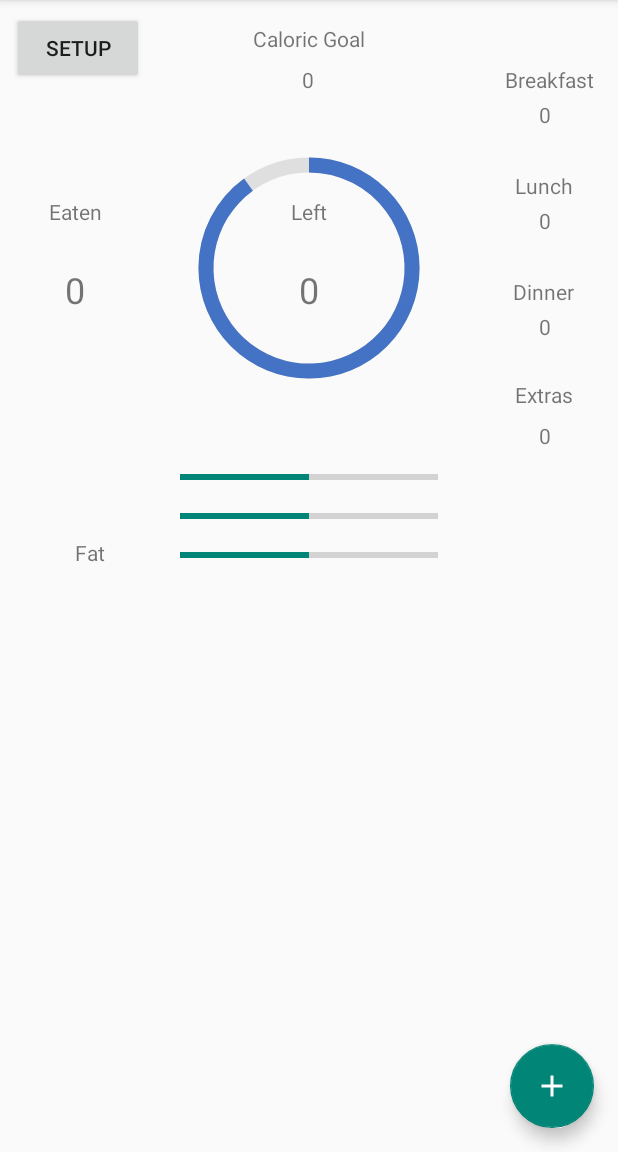
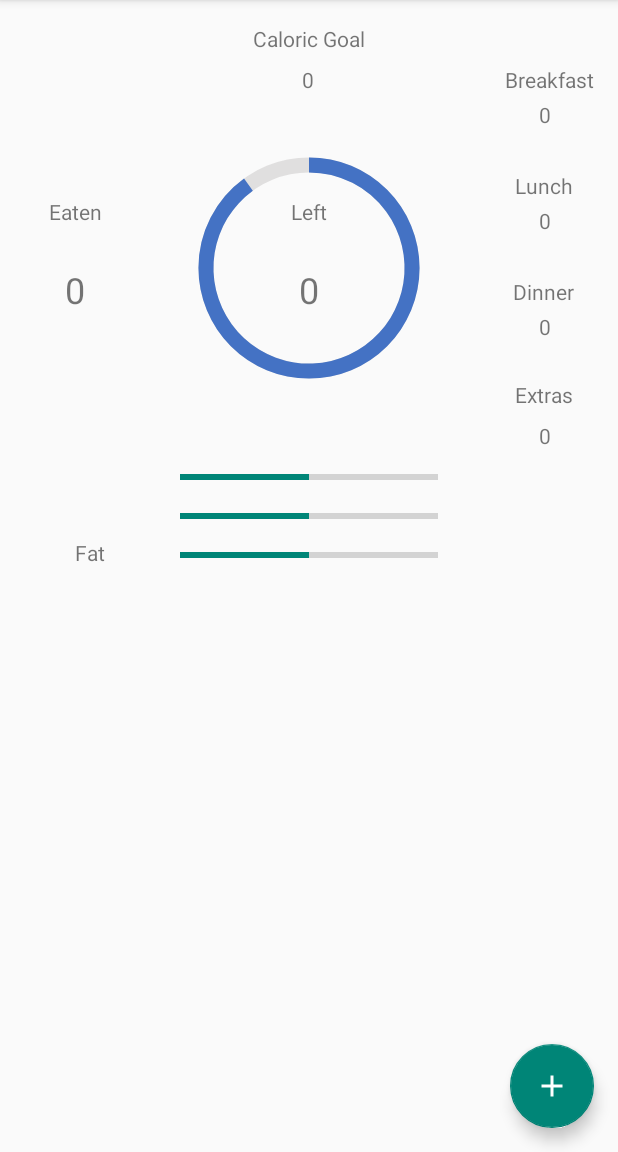
Before and after one commit to soulyvap/Meal-Tracker-app, an Android app: the screen it shows after launch (MainActivity), on a phone screen of 412 x 824 dp, the part 84-1236 px from its top. Run offline under Robolectric (Android 15) with nearby library versions, the phone set to English and light mode, and no system bars.

Commit message:
Removed setup button

```diff
--- a/app/src/main/res/layout/activity_main.xml
+++ b/app/src/main/res/layout/activity_main.xml
@@ -343,16 +343,5 @@
         android:orientation="horizontal"
         app:layout_constraintGuide_percent="0.1708126" />
 
-    <Button
-        android:id="@+id/btnSetup"
-        android:layout_width="wrap_content"
-        android:layout_height="wrap_content"
-        android:layout_marginStart="8dp"
-        android:layout_marginLeft="8dp"
-        android:layout_marginTop="8dp"
-        android:text="Setup"
-        app:layout_constraintStart_toStartOf="parent"
-        app:layout_constraintTop_toTopOf="parent" />
-
 
 </androidx.constraintlayout.widget.ConstraintLayout>
```
